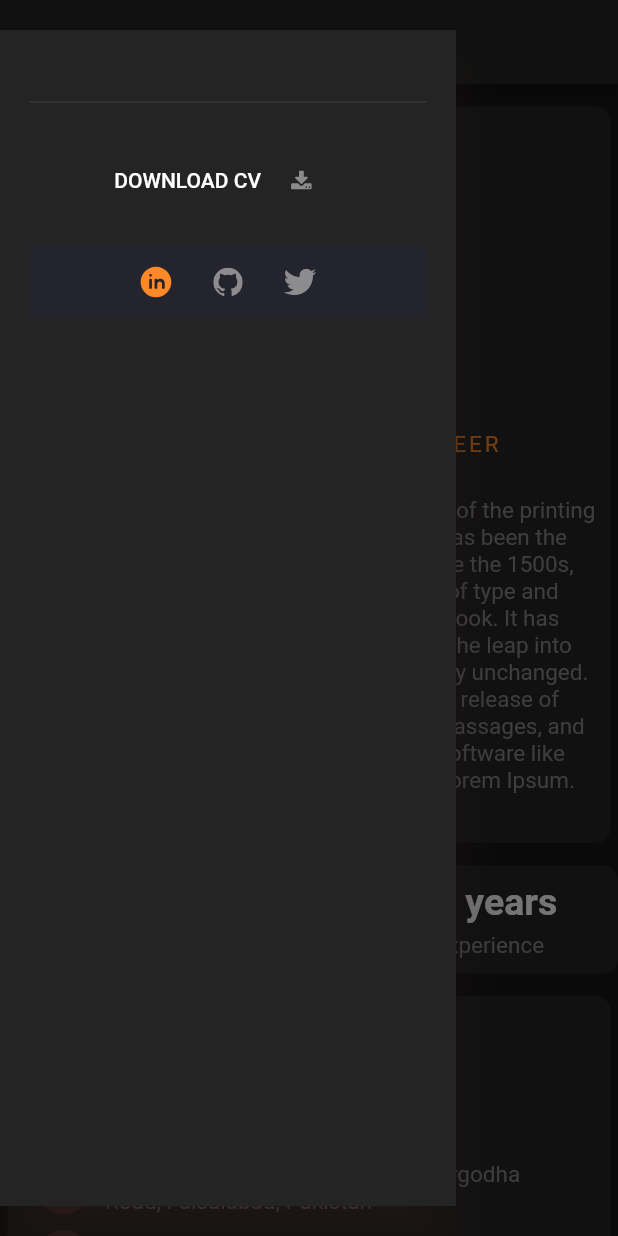
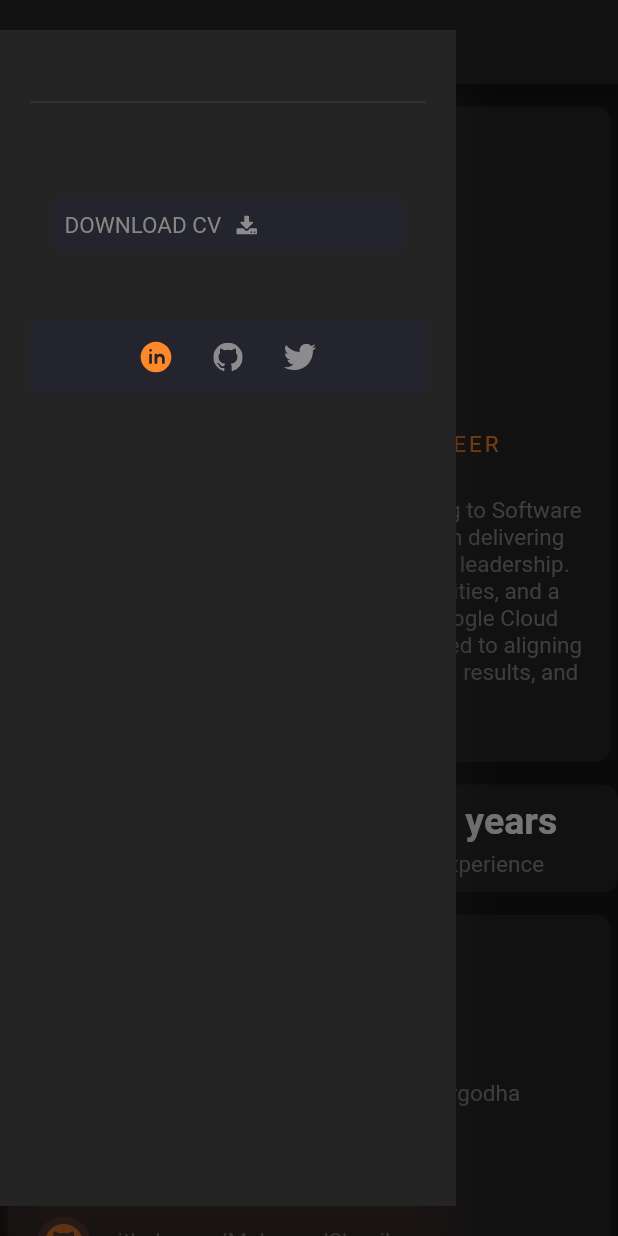
Before and after one commit to muhamadshoaib/portfolio, a Flutter app: the screen it shows after launch, with the side drawer open, on a phone screen of 412 x 824 dp. Run offline on Flutter 3.47's test engine with Material 2 defaults, Android fonts, the phone set to English and light mode, and no system bars; our stand-ins replace flutter_svg; network calls fail.

Commit message:
chore: Updated the about section.

```diff
--- /dev/null
+++ b/lib/screens/main_screen/components/download_cv.dart
@@ -0,0 +1,31 @@
+import 'package:flutter/material.dart';
+import 'package:flutter_svg/flutter_svg.dart';
+import 'package:portfolio/util_components/background_card.dart';
+
+class DownloadCV extends StatelessWidget {
+  const DownloadCV({super.key});
+
+  @override
+  Widget build(BuildContext context) {
+    return BackgroundCard(
+      mainChild: TextButton(
+        onPressed: () {},
+        style: Theme.of(context).textButtonTheme.style,
+        child: Row(
+          children: [
+            Text(
+              "DOWNLOAD CV",
+              style: Theme.of(context).textTheme.bodySmall,
+            ),
+            Padding(
+              padding: const EdgeInsets.symmetric(
+                horizontal: 10.0,
+              ),
+              child: SvgPicture.asset("assets/icons/download.svg"),
+            )
+          ],
+        ),
+      ),
+    );
+  }
+}
--- a/lib/screens/main_screen/components/personal_info_card.dart
+++ b/lib/screens/main_screen/components/personal_info_card.dart
@@ -50,10 +50,8 @@ class PersonalInformationCard extends StatelessWidget {
           ),
           Center(
             child: Text(
-              """
-              Lorem Ipsum is simply dummy text of the printing and typesetting industry. Lorem Ipsum has been the industry's standard dummy text ever since the 1500s, when an unknown printer took a galley of type and scrambled it to make a type specimen book. It has survived not only five centuries, but also the leap into electronic typesetting, remaining essentially unchanged. It was popularised in the 1960s with the release of Letraset sheets containing Lorem Ipsum passages, and more recently with desktop publishing software like Aldus PageMaker including versions of Lorem Ipsum.
+              """Experienced software engineer transitioning to Software Engineering Manager. Proven track record in delivering innovative solutions and providing effective leadership. Strong technical skills, problem-solving abilities, and a commitment to excellence. Proficient in Google Cloud Platform, Docker, and PostgreSQL. Dedicated to aligning projects with strategic objectives, delivering results, and nurturing high-performing teams.
               """,
-              textAlign: TextAlign.center,
               style: Theme.of(context).textTheme.bodySmall,
             ),
           )
--- a/lib/screens/main_screen/views/main_screen.dart
+++ b/lib/screens/main_screen/views/main_screen.dart
@@ -43,7 +43,6 @@ class MainScreen extends StatelessWidget {
   Widget build(BuildContext context) {
     width = MediaQuery.of(context).size.width;
     return Scaffold(
-      // We hide the appBar on desktop
       appBar: Responsive.isDesktop(context)
           ? null
           : AppBar(
--- a/lib/theme/theme_manager.dart
+++ b/lib/theme/theme_manager.dart
@@ -14,6 +14,23 @@ class ThemeNotifier with ChangeNotifier {
     iconTheme: const IconThemeData(
       size: 25.0,
       color: Color(0xFFff8828),
+    ),
+    iconButtonTheme: IconButtonThemeData(
+      style: ButtonStyle(
+        backgroundColor: MaterialStateProperty.all<Color>(
+          const Color(0xFF24242E),
+        ),
+      ),
+    ),
+    textButtonTheme: TextButtonThemeData(
+      style: ButtonStyle(
+        backgroundColor: MaterialStateProperty.all<Color>(
+          const Color(0xFF24242E),
+        ),
+      ),
+    ),
+    buttonTheme: const ButtonThemeData(
+      buttonColor: Color(0xFF24242E),
     ),
     textTheme: const TextTheme(
       headlineSmall: TextStyle(
@@ -44,7 +61,8 @@ class ThemeNotifier with ChangeNotifier {
         color: Colors.white,
         fontWeight: FontWeight.bold,
       ),
-      ));
+    ),
+  );
 
   final lightTheme = ThemeData(
       scaffoldBackgroundColor: const Color(0xFF151515),
--- a/lib/util_components/side_bar.dart
+++ b/lib/util_components/side_bar.dart
@@ -1,5 +1,6 @@
 import 'package:flutter/material.dart';
 import 'package:flutter_svg/svg.dart';
+import 'package:portfolio/screens/main_screen/components/download_cv.dart';
 import 'package:portfolio/utils/constants.dart';
 
 class SideBar extends StatelessWidget {
@@ -23,31 +24,7 @@ class SideBar extends StatelessWidget {
                       padding: EdgeInsets.symmetric(vertical: defaultPadding),
                       child: Divider(),
                     ),
-                    TextButton(
-                      onPressed: () {},
-                      child: FittedBox(
-                        child: Row(
-                          children: [
-                            Text(
-                              "DOWNLOAD CV",
-                              style: TextStyle(
-                                color: Theme.of(context)
-                                    .textTheme
-                                    .bodyText1!
-                                    .color,
-                              ),
-                            ),
-                            Padding(
-                              padding: const EdgeInsets.symmetric(
-                                horizontal: defaultPadding,
-                              ),
-                              child:
-                                  SvgPicture.asset("assets/icons/download.svg"),
-                            )
-                          ],
-                        ),
-                      ),
-                    ),
+                    const DownloadCV(),
                     Container(
                       margin: const EdgeInsets.only(top: defaultPadding),
                       color: const Color(0xFF24242E),
```
Lines whose indentation alone changed are shown as unchanged.
